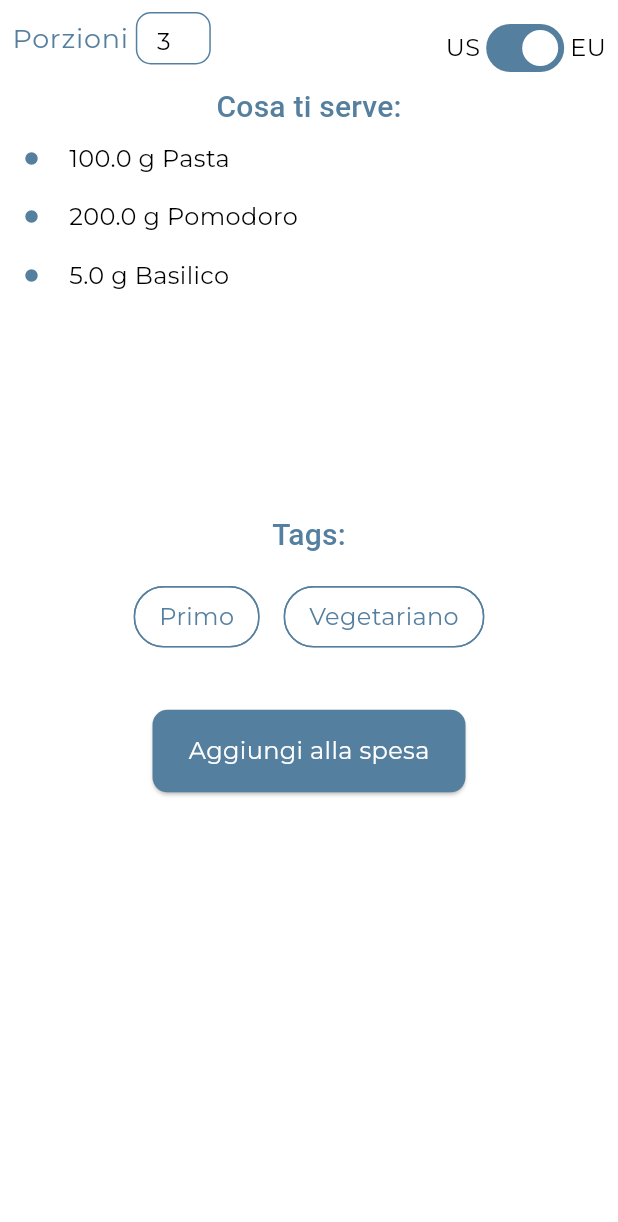
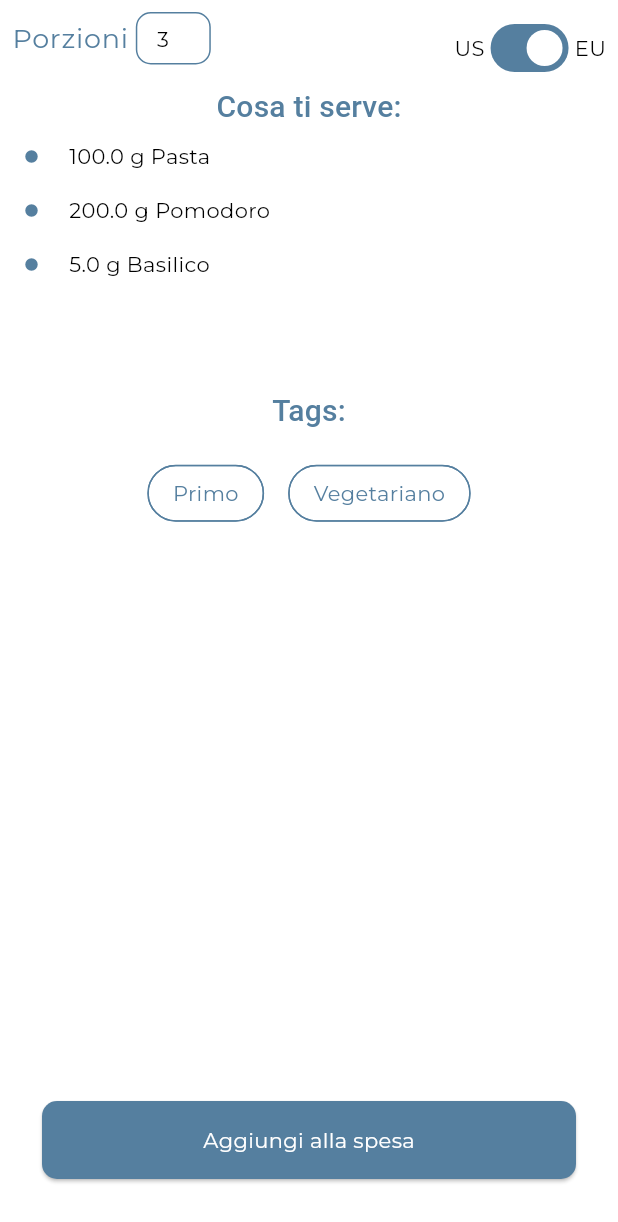
Before and after one commit to g4ix/ChefsPocket, a Flutter app: the IngredientSection widget shown alone on an empty page, opened directly with sample values from the repository, on a phone screen of 412 x 824 dp. Shown: the top 1222 px of the screen. Run offline on Flutter 3.47's test engine with Material 3 defaults, Android fonts, the phone set to English and light mode, and no system bars; our stand-ins replace dotted_border, flutter_rating_bar, google_fonts, image_picker, material_design_icons_flutter, table_calendar; Roboto replaces fonts that are missing (Adamina).

Commit message:
adjust recipe page

```diff
--- a/chefs_pocket/lib/app_theme.dart
+++ b/chefs_pocket/lib/app_theme.dart
@@ -23,7 +23,7 @@ class ChefsPocketTheme {
     ),
     //corpo note, descrizioni, ingredienti
     bodyMedium: GoogleFonts.montserrat(
-      fontSize: 16,
+      fontSize: 14,
       fontWeight: FontWeight.w400,
       color: Colors.black,
     ),
--- a/chefs_pocket/lib/components/recipe_page/ingredient_section.dart
+++ b/chefs_pocket/lib/components/recipe_page/ingredient_section.dart
@@ -5,7 +5,6 @@ import 'package:chefs_pocket/models/ingredient.dart';
 import 'package:chefs_pocket/models/recipe.dart';
 import 'package:flutter/cupertino.dart';
 import 'package:flutter/material.dart';
-
 
 class IngredientSection extends StatefulWidget {
   final Recipe recipe;
@@ -23,16 +22,18 @@ class _IngredientSectionState extends State<IngredientSection> {
   void initState() {
     super.initState();
     widget.recipe.ingredients.forEach((ingredient) {
-      ingredientControllers[ingredient] = TextEditingController(text: ingredient.quantity.toString());
+      ingredientControllers[ingredient] =
+          TextEditingController(text: ingredient.quantity.toString());
     });
   }
 
   @override
   Widget build(BuildContext context) {
-    return Container(
-      child: Padding(
+    return Padding(
       padding: const EdgeInsets.all(8.0),
-        child: Column(
+      child: Stack(
+        children: [
+       Column(
             children: [
               Row(
                 crossAxisAlignment: CrossAxisAlignment.start,
@@ -44,20 +45,26 @@ class _IngredientSectionState extends State<IngredientSection> {
                         setState(() {
                           widget.recipe.showsEuMeasures = value;
                           if (widget.recipe.showsEuMeasures) {
-                            for (int i = 0; i < widget.recipe.ingredients.length; i++) {
-                              widget.recipe.ingredients[i].convertPortions(value, widget.recipe.portions);
-                              ingredientControllers[widget.recipe.ingredients[i]]!.text =
-                                  widget.recipe.ingredients[i].quantity.toString();
-
+                            for (int i = 0;
+                                i < widget.recipe.ingredients.length;
+                                i++) {
+                              widget.recipe.ingredients[i]
+                                  .convertPortions(value, widget.recipe.portions);
+                              ingredientControllers[widget.recipe.ingredients[i]]!
+                                      .text =
+                                  widget.recipe.ingredients[i].quantity
+                                      .toString();
                             }
                           } else {
                             for (int i = 0;
                                 i < widget.recipe.ingredients.length;
                                 i++) {
-                              widget.recipe.ingredients[i].convertPortions(value, widget.recipe.portions);
+                              widget.recipe.ingredients[i]
+                                  .convertPortions(value, widget.recipe.portions);
                               ingredientControllers[widget.recipe.ingredients[i]]!
                                       .text =
-                                  widget.recipe.ingredients[i].quantity.toString();
+                                  widget.recipe.ingredients[i].quantity
+                                      .toString();
                             }
                           }
                         });
@@ -75,19 +82,26 @@ class _IngredientSectionState extends State<IngredientSection> {
                           setState(() {
                             widget.recipe.showsEuMeasures = value;
                             if (widget.recipe.showsEuMeasures) {
-                            for (int i = 0; i < widget.recipe.ingredients.length; i++) {
+                              for (int i = 0;
+                                  i < widget.recipe.ingredients.length;
+                                  i++) {
                                 widget.recipe.ingredients[i].convertToEuunits();
-                              ingredientControllers[widget.recipe.ingredients[i]]!.text =
-                                  widget.recipe.ingredients[i].quantity.toString();
+                                ingredientControllers[
+                                            widget.recipe.ingredients[i]]!
+                                        .text =
+                                    widget.recipe.ingredients[i].quantity
+                                        .toString();
                               }
                             } else {
                               for (int i = 0;
                                   i < widget.recipe.ingredients.length;
                                   i++) {
                                 widget.recipe.ingredients[i].convertToUsunits();
-                              ingredientControllers[widget.recipe.ingredients[i]]!
+                                ingredientControllers[
+                                            widget.recipe.ingredients[i]]!
                                         .text =
-                                  widget.recipe.ingredients[i].quantity.toString();
+                                    widget.recipe.ingredients[i].quantity
+                                        .toString();
                               }
                             }
                           });
@@ -113,7 +127,7 @@ class _IngredientSectionState extends State<IngredientSection> {
                       .titleMedium
                       ?.copyWith(color: Theme.of(context).colorScheme.primary)),
               Container(
-              height: MediaQuery.of(context).size.height * 0.3,
+                height: MediaQuery.of(context).size.height * 0.2,
                 width: MediaQuery.of(context).size.width,
                 child: ListView.builder(
                   padding: EdgeInsets.all(0),
@@ -144,18 +158,24 @@ class _IngredientSectionState extends State<IngredientSection> {
               ),
               Padding(
                 padding: const EdgeInsets.all(8.0),
-              child: Text('Tags:' , style: Theme.of(context).textTheme.titleMedium?.copyWith(color: Theme.of(context).colorScheme.primary)),
+                child: Text('Tags:',
+                    style: Theme.of(context)
+                        .textTheme
+                        .titleMedium
+                        ?.copyWith(color: Theme.of(context).colorScheme.primary)),
               ),
               Container(
+                height: MediaQuery.of(context).size.height * 0.1,
                 child: Wrap(
                   children: widget.recipe.tags.map((tag) {
-                    return  Padding(
+                    return Padding(
                       padding: const EdgeInsets.all(8.0),
                       child: FilterChip(
                         side: BorderSide(
-                          color: Theme.of(context).colorScheme.primary, width: 1),
-                      label: Text(tag.name),
-                      onSelected: (bool selected) {  },
+                            color: Theme.of(context).colorScheme.primary,
+                            width: 1),
+                        label: Text(tag.name, style: Theme.of(context).textTheme.bodyMedium?.copyWith(color: Theme.of(context).colorScheme.primary)),
+                        onSelected: (bool selected) {},
                         disabledColor: null,
                         labelStyle: Theme.of(context)
                             .textTheme
@@ -164,16 +184,22 @@ class _IngredientSectionState extends State<IngredientSection> {
                                 color: Theme.of(context).colorScheme.primary),
                         shape: RoundedRectangleBorder(
                             borderRadius: BorderRadius.circular(20.0)),
-
                       ),
                     );
                   }).toList(),
+                ),
+              ),
+
+            ],
 
           ),
 
-            ),
-            SizedBox(height: 30),
-            ElevatedButton(
+          //lista di ingredienti della ricetta
+         Positioned(
+                bottom: 30, // Distance from the bottom of the screen
+                left: 20, // Distance from the left side of the screen (optional)
+                right: 20,
+                child: ElevatedButton(
                   onPressed: () {
                     setState(() {});
                   },
@@ -195,12 +221,8 @@ class _IngredientSectionState extends State<IngredientSection> {
                     ),
                   ),
                 ),
-
-          ],
               ),
-
-        //lista di ingredienti della ricetta
-      ),
+      ]),
     );
   }
 }
--- a/chefs_pocket/lib/components/recipe_page/step_card.dart
+++ b/chefs_pocket/lib/components/recipe_page/step_card.dart
@@ -37,7 +37,7 @@ class StepCard extends StatelessWidget {
                       padding: const EdgeInsets.all(5.0),
                       child: ClipRRect(
                         borderRadius: BorderRadius.circular(8.0),
-                        child: Image.network(
+                        child: Image.asset(  // Replace with Image.network for network images
                           recipe.steps[pos].imageUrls![index],
                           fit: BoxFit.cover,
                         ),
```
Also changed, not shown: chefs_pocket/lib/screens/recipe_page.dart (+17 -18 lines). Lines whose indentation alone changed are shown as unchanged.
